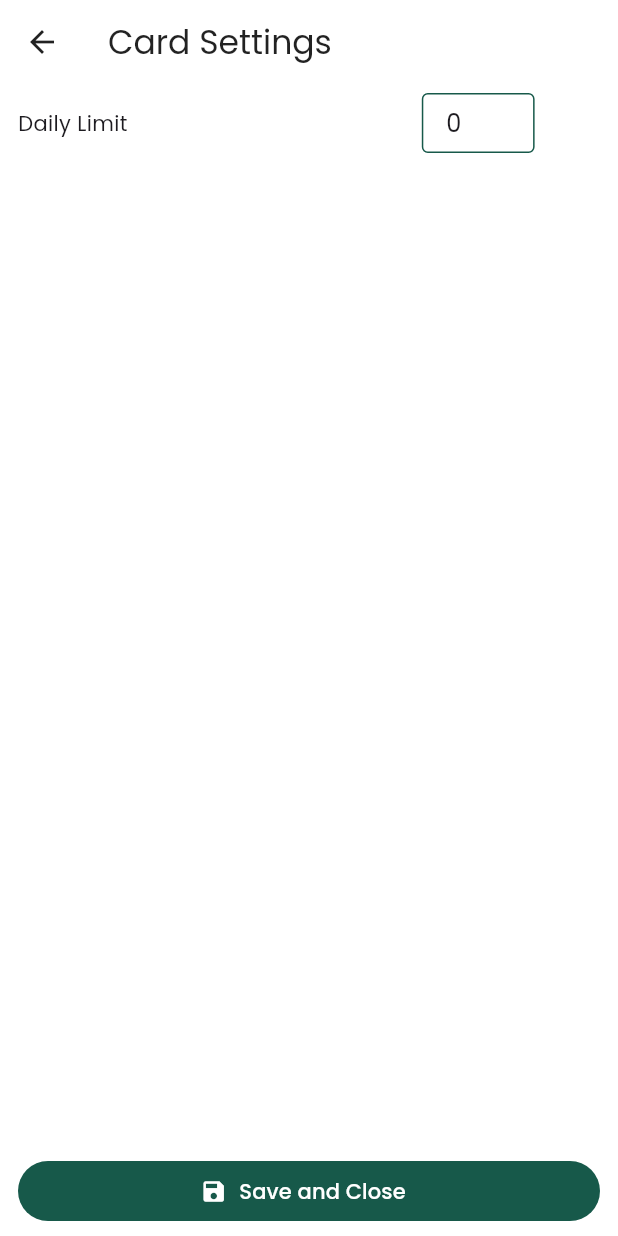
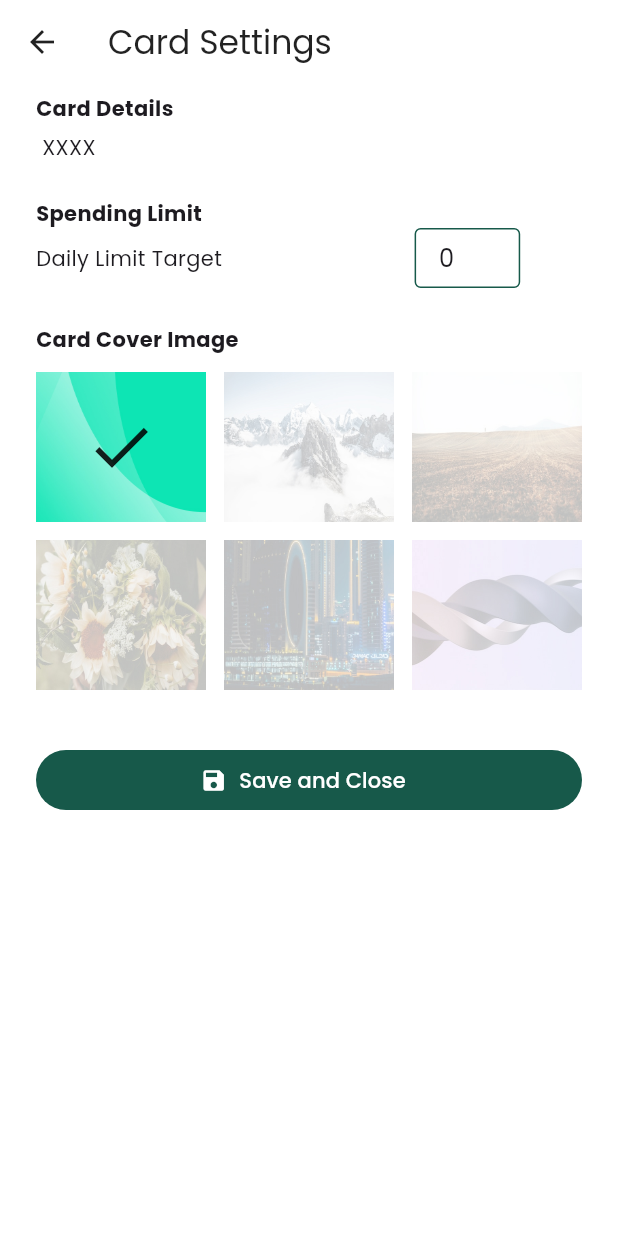
Before and after one commit to muhammed-shaheer-keerirakath/pay-tracker, a Flutter app: the CardSettings screen opened directly with empty values, on a phone screen of 412 x 824 dp. Run offline on Flutter 3.47's test engine with Material 3 defaults, Android fonts, the phone set to English and light mode, and no system bars; our stand-ins replace google_fonts, shared_preferences; missing offline and left inert: telephony; accounts and stored records are empty.

Commit message:
feat: adds cover images collection

```diff
--- a/lib/constants/image_constants.dart
+++ b/lib/constants/image_constants.dart
@@ -6,9 +6,11 @@ class ThemeModeIdentifier {
   static const dark = 'dark';
 }
 
-class CardCoverImageIdentifier {
-  static const cover1 = 'cover_1_';
-  static const cover2 = 'cover_2_';
-  static const cover3 = 'cover_3_';
-  static const cover4 = 'cover_4_';
-}
+List<String> cardCoverImageIdentifier = [
+  '',
+  'cover_1_',
+  'cover_2_',
+  'cover_3_',
+  'cover_4_',
+  'cover_5_',
+];
--- a/lib/screens/card_settings/card_settings.dart
+++ b/lib/screens/card_settings/card_settings.dart
@@ -1,6 +1,7 @@
 import 'package:flutter/material.dart';
 import 'package:flutter/services.dart';
 import 'package:pay_tracker/constants/app_constants.dart';
+import 'package:pay_tracker/constants/image_constants.dart';
 import 'package:pay_tracker/stores/message_store_model.dart';
 import 'package:provider/provider.dart';
 
@@ -19,6 +20,7 @@ class CardSettings extends StatefulWidget {
 
 class _CardSettingsState extends State<CardSettings> {
   late TextEditingController _cardLimitController;
+  String selectedCardCoverImageIdentifier = "";
 
   void goBack() {
     Navigator.pop(context);
@@ -32,6 +34,9 @@ class _CardSettingsState extends State<CardSettings> {
         text: messageStoreModel
             .getCardLimit(widget.cardType, widget.cardNumber)
             .toString());
+    selectedCardCoverImageIdentifier = messageStoreModel.getCardCoverImage(
+        widget.cardType, widget.cardNumber, null,
+        onlyCardCoverImageIdentifier: true);
     super.initState();
   }
 
@@ -47,6 +52,11 @@ class _CardSettingsState extends State<CardSettings> {
         Provider.of<MessageStoreModel>(context);
     String currencyName = messageStoreModel.currencyName;
 
+    String themeModeIdentifier =
+        (Theme.of(context).brightness == Brightness.dark)
+            ? ThemeModeIdentifier.dark
+            : ThemeModeIdentifier.light;
+
     return Scaffold(
       appBar: AppBar(
         systemOverlayStyle: SystemUiOverlayStyle(
@@ -56,16 +66,45 @@ class _CardSettingsState extends State<CardSettings> {
         title: const Text(appTitleCardSettings),
       ),
       body: Padding(
-        padding: const EdgeInsets.fromLTRB(12, 6, 12, 6),
+        padding: const EdgeInsets.fromLTRB(24, 6, 24, 6),
+        child: SingleChildScrollView(
           child: Column(
             mainAxisAlignment: MainAxisAlignment.spaceBetween,
+            crossAxisAlignment: CrossAxisAlignment.stretch,
             children: [
+              Column(
+                children: [
+                  Column(
+                    crossAxisAlignment: CrossAxisAlignment.stretch,
+                    children: [
+                      const Row(children: [
+                        Text(
+                          'Card Details',
+                          style: TextStyle(fontWeight: FontWeight.bold),
+                        ),
+                      ]),
+                      const SizedBox(
+                        height: 6,
+                      ),
+                      Text('${widget.cardType} XXXX ${widget.cardNumber}')
+                    ],
+                  ),
+                  const SizedBox(height: 24),
+                  Column(
+                    crossAxisAlignment: CrossAxisAlignment.stretch,
+                    children: [
+                      const Row(children: [
+                        Text(
+                          'Spending Limit',
+                          style: TextStyle(fontWeight: FontWeight.bold),
+                        ),
+                      ]),
                       Row(
                         crossAxisAlignment: CrossAxisAlignment.center,
                         children: [
                           const Expanded(
                             flex: 7,
-                  child: Text('Daily Limit'),
+                            child: Text('Daily Limit Target'),
                           ),
                           const SizedBox(
                             width: 6,
@@ -80,7 +119,8 @@ class _CardSettingsState extends State<CardSettings> {
                               ],
                               decoration: const InputDecoration(
                                 isDense: true,
-                      contentPadding: EdgeInsets.fromLTRB(12, 8, 12, 8),
+                                contentPadding:
+                                    EdgeInsets.fromLTRB(12, 8, 12, 8),
                                 border: OutlineInputBorder(),
                                 hintText: 'Limit',
                               ),
@@ -95,10 +135,74 @@ class _CardSettingsState extends State<CardSettings> {
                           )
                         ],
                       ),
-            FilledButton.icon(
+                    ],
+                  ),
+                  const SizedBox(height: 24),
+                  Column(
+                    crossAxisAlignment: CrossAxisAlignment.stretch,
+                    children: [
+                      const Row(children: [
+                        Text(
+                          'Card Cover Image',
+                          style: TextStyle(fontWeight: FontWeight.bold),
+                        ),
+                      ]),
+                      const SizedBox(
+                        height: 12,
+                      ),
+                      GridView.builder(
+                        shrinkWrap: true,
+                        itemCount: cardCoverImageIdentifier.length,
+                        physics: const NeverScrollableScrollPhysics(),
+                        gridDelegate:
+                            const SliverGridDelegateWithFixedCrossAxisCount(
+                                crossAxisCount: 3,
+                                mainAxisSpacing: 12,
+                                crossAxisSpacing: 12,
+                                childAspectRatio: 1,
+                                mainAxisExtent: 100),
+                        itemBuilder:
+                            (BuildContext gridViewContext, int gridViewIndex) {
+                          String currentCardCoverImageIdentifier =
+                              cardCoverImageIdentifier[gridViewIndex];
+                          return Stack(
+                            children: [
+                              Ink.image(
+                                fit: BoxFit.fill,
+                                image: AssetImage(
+                                  '$cardCoverPath$currentCardCoverImageIdentifier$themeModeIdentifier$cardCoverFileType',
+                                ),
+                                child: InkWell(
+                                  onTap: () {
+                                    setState(() {
+                                      selectedCardCoverImageIdentifier =
+                                          currentCardCoverImageIdentifier;
+                                    });
+                                  },
+                                ),
+                              ),
+                              if (selectedCardCoverImageIdentifier ==
+                                  currentCardCoverImageIdentifier)
+                                const Center(
+                                  child: Icon(
+                                    Icons.done,
+                                    size: 48,
+                                  ),
+                                ),
+                            ],
+                          );
+                        },
+                      ),
+                    ],
+                  ),
+                  const SizedBox(height: 12),
+                ],
+              ),
+              Padding(
+                padding: const EdgeInsets.only(top: 24),
+                child: FilledButton.icon(
                     style: ElevatedButton.styleFrom(
-                  minimumSize: const Size.fromHeight(
-                      40), // fromHeight use double.infinity as width and 40 is the height
+                      minimumSize: const Size.fromHeight(40),
                     ),
                     onPressed: () async {
                       await messageStoreModel.saveCardLimit(
@@ -107,11 +211,17 @@ class _CardSettingsState extends State<CardSettings> {
                           int.parse(_cardLimitController.text.isNotEmpty
                               ? _cardLimitController.text
                               : "0"));
+                      await messageStoreModel.saveCardCoverImage(
+                          widget.cardType,
+                          widget.cardNumber,
+                          selectedCardCoverImageIdentifier);
                       goBack();
                     },
                     icon: const Icon(Icons.save),
-                label: const Text("Save and Close"))
+                    label: const Text("Save and Close")),
+              )
             ],
+          ),
         ),
       ),
     );
--- a/lib/stores/message_store_model.dart
+++ b/lib/stores/message_store_model.dart
@@ -185,8 +185,12 @@ class MessageStoreModel extends ChangeNotifier {
   }
 
   String getCardCoverImage(
-      String cardType, String cardNumber, String themeModeIdentifier) {
+      String cardType, String cardNumber, String? themeModeIdentifier,
+      {bool onlyCardCoverImageIdentifier = false}) {
     String cardSignature = _generateCardSignature(cardType, cardNumber);
-    return '$cardCoverPath${_cardCoverImages[cardSignature] ?? ''}$themeModeIdentifier$cardCoverFileType';
+    String cardCoverImageIdentifier = _cardCoverImages[cardSignature] ?? '';
+    return onlyCardCoverImageIdentifier
+        ? cardCoverImageIdentifier
+        : '$cardCoverPath$cardCoverImageIdentifier$themeModeIdentifier$cardCoverFileType';
   }
 }
```
Also changed, not shown: lib/assets/images/cards/cover_1_dark.jpg (added), lib/assets/images/cards/cover_1_light.jpg (added), lib/assets/images/cards/cover_2_dark.jpg (added), lib/assets/images/cards/cover_2_light.jpg (added), lib/assets/images/cards/cover_3_dark.jpg (added), lib/assets/images/cards/cover_3_light.jpg (added), lib/assets/images/cards/cover_4_dark.jpg (added), lib/assets/images/cards/cover_4_light.jpg (added), lib/assets/images/cards/cover_5_dark.jpg (added), lib/assets/images/cards/cover_5_light.jpg (added). Lines whose indentation alone changed are shown as unchanged.
